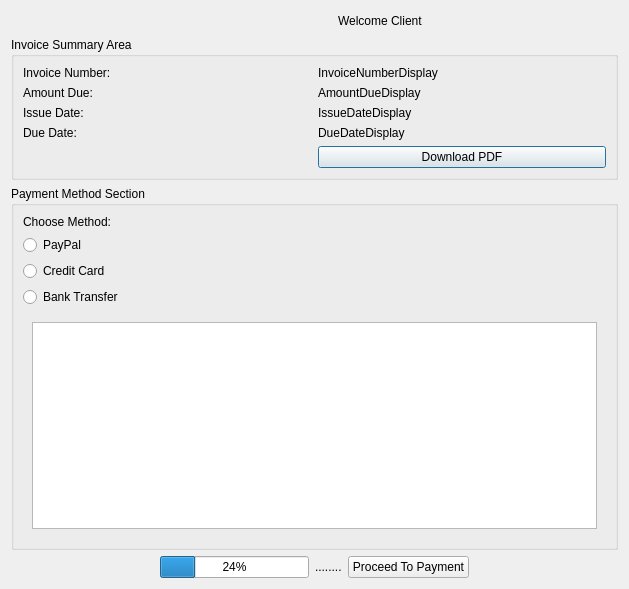
Old version of the form clientpaymentwidget.ui in the repository rahma159/application.
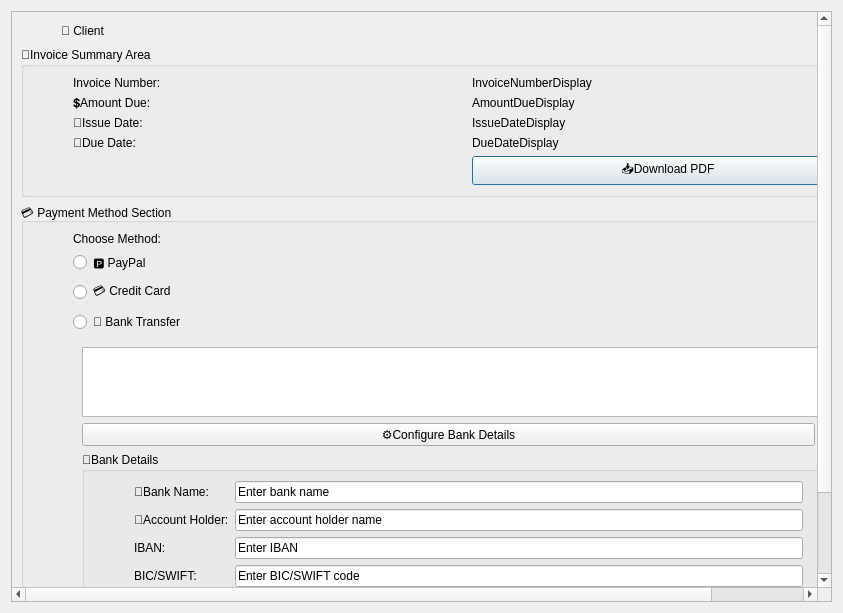
New version of the form. The open tabs and pages were chosen to show the change. Icons and pictures are not drawn.

Commit message: Ajout du settingsfor payment pour la classe Invoices

```diff
--- a/clientpaymentwidget.ui
+++ b/clientpaymentwidget.ui
@@ -6,35 +6,40 @@
    <rect>
     <x>0</x>
     <y>0</y>
-    <width>629</width>
-    <height>589</height>
+    <width>843</width>
+    <height>613</height>
    </rect>
   </property>
   <property name="windowTitle">
    <string>Dialog</string>
   </property>
-  <layout class="QHBoxLayout" name="horizontalLayout_2">
+  <layout class="QVBoxLayout" name="verticalLayout_4">
+   <item>
+    <widget class="QScrollArea" name="scrollArea">
+     <property name="widgetResizable">
+      <bool>true</bool>
+     </property>
+     <widget class="QWidget" name="scrollAreaWidgetContents">
+      <property name="geometry">
+       <rect>
+        <x>0</x>
+        <y>-129</y>
+        <width>914</width>
+        <height>711</height>
+       </rect>
+      </property>
+      <layout class="QVBoxLayout" name="verticalLayout_5">
    <item>
     <layout class="QVBoxLayout" name="mainPaymentLayout">
      <item>
       <layout class="QHBoxLayout" name="headerLayout">
        <item>
-        <widget class="QLabel" name="companyLogoLabel">
-         <property name="text">
-          <string/>
-         </property>
-         <property name="pixmap">
-          <pixmap>../images/Image3.png</pixmap>
-         </property>
-        </widget>
-       </item>
-       <item>
-        <spacer name="horizontalSpacer">
+            <spacer name="horizontalSpacer_6">
          <property name="orientation">
           <enum>Qt::Orientation::Horizontal</enum>
          </property>
          <property name="sizeType">
-          <enum>QSizePolicy::Policy::Minimum</enum>
+              <enum>QSizePolicy::Policy::Preferred</enum>
          </property>
          <property name="sizeHint" stdset="0">
           <size>
@@ -47,18 +52,50 @@
        <item>
         <widget class="QLabel" name="welcomeClientLabel">
          <property name="text">
-          <string>Welcome Client</string>
+              <string>👤 Client</string>
          </property>
         </widget>
        </item>
+           <item>
+            <spacer name="horizontalSpacer">
+             <property name="orientation">
+              <enum>Qt::Orientation::Horizontal</enum>
+             </property>
+             <property name="sizeType">
+              <enum>QSizePolicy::Policy::Preferred</enum>
+             </property>
+             <property name="sizeHint" stdset="0">
+              <size>
+               <width>40</width>
+               <height>20</height>
+              </size>
+             </property>
+            </spacer>
+           </item>
       </layout>
      </item>
      <item>
       <widget class="QGroupBox" name="summaryGroupBox">
        <property name="title">
-        <string>Invoice Summary Area</string>
+            <string>🧾Invoice Summary Area</string>
        </property>
        <layout class="QHBoxLayout" name="horizontalLayout_4">
+            <item>
+             <spacer name="horizontalSpacer_9">
+              <property name="orientation">
+               <enum>Qt::Orientation::Horizontal</enum>
+              </property>
+              <property name="sizeType">
+               <enum>QSizePolicy::Policy::Preferred</enum>
+              </property>
+              <property name="sizeHint" stdset="0">
+               <size>
+                <width>40</width>
+                <height>20</height>
+               </size>
+              </property>
+             </spacer>
+            </item>
         <item>
          <layout class="QGridLayout" name="summaryLayout">
           <item row="0" column="1">
@@ -71,14 +108,14 @@
           <item row="1" column="0">
            <widget class="QLabel" name="paymentAmountDueLabel">
             <property name="text">
-             <string>Amount Due:</string>
+                 <string>💲Amount Due:</string>
             </property>
            </widget>
           </item>
           <item row="2" column="0">
            <widget class="QLabel" name="paymentIssueDateLabel">
             <property name="text">
-             <string>Issue Date:</string>
+                 <string>📅Issue Date:</string>
             </property>
            </widget>
           </item>
@@ -106,7 +143,7 @@
           <item row="3" column="0">
            <widget class="QLabel" name="paymentDueDateLabel">
             <property name="text">
-             <string>Due Date:</string>
+                 <string>📅Due Date:</string>
             </property>
            </widget>
           </item>
@@ -120,61 +157,116 @@
           <item row="4" column="1">
            <widget class="QPushButton" name="downloadPdfButton">
             <property name="text">
-             <string>Download PDF</string>
+                 <string>📥Download PDF</string>
             </property>
            </widget>
           </item>
          </layout>
         </item>
+            <item>
+             <spacer name="horizontalSpacer_10">
+              <property name="orientation">
+               <enum>Qt::Orientation::Horizontal</enum>
+              </property>
+              <property name="sizeType">
+               <enum>QSizePolicy::Policy::Preferred</enum>
+              </property>
+              <property name="sizeHint" stdset="0">
+               <size>
+                <width>40</width>
+                <height>20</height>
+               </size>
+              </property>
+             </spacer>
+            </item>
        </layout>
       </widget>
      </item>
      <item>
       <widget class="QGroupBox" name="paymentMethodGroupBox">
        <property name="title">
-        <string>Payment Method Section</string>
-       </property>
-       <layout class="QVBoxLayout" name="verticalLayout">
-        <item>
-         <layout class="QVBoxLayout" name="paymentMethodLayout">
-          <item>
+            <string>💳 Payment Method Section</string>
+           </property>
+           <layout class="QGridLayout" name="gridLayout_5">
+            <item row="0" column="0">
+             <layout class="QGridLayout" name="gridLayout_3">
+              <item row="0" column="1">
            <widget class="QLabel" name="chooseMethodLabel">
             <property name="text">
              <string>Choose Method:</string>
             </property>
            </widget>
           </item>
-          <item>
-           <widget class="QRadioButton" name="payByPayPalRadio">
-            <property name="text">
-             <string>PayPal</string>
-            </property>
-           </widget>
-          </item>
-          <item>
+              <item row="2" column="1">
            <widget class="QRadioButton" name="payByCardRadio">
             <property name="text">
-             <string>Credit Card</string>
+                 <string>💳 Credit Card</string>
             </property>
            </widget>
           </item>
-          <item>
+              <item row="3" column="1">
            <widget class="QRadioButton" name="payByBankTransferRadio">
             <property name="text">
-             <string>Bank Transfer</string>
+                 <string>🏦 Bank Transfer</string>
             </property>
            </widget>
           </item>
-         </layout>
-        </item>
-        <item>
+              <item row="1" column="1">
+               <widget class="QRadioButton" name="payByPayPalRadio">
+                <property name="text">
+                 <string>🅿️ PayPal</string>
+                </property>
+               </widget>
+              </item>
+              <item row="1" column="0">
+               <spacer name="horizontalSpacer_11">
+                <property name="orientation">
+                 <enum>Qt::Orientation::Horizontal</enum>
+                </property>
+                <property name="sizeType">
+                 <enum>QSizePolicy::Policy::Preferred</enum>
+                </property>
+                <property name="sizeHint" stdset="0">
+                 <size>
+                  <width>40</width>
+                  <height>20</height>
+                 </size>
+                </property>
+               </spacer>
+              </item>
+              <item row="2" column="2">
+               <spacer name="horizontalSpacer_12">
+                <property name="orientation">
+                 <enum>Qt::Orientation::Horizontal</enum>
+                </property>
+                <property name="sizeType">
+                 <enum>QSizePolicy::Policy::Preferred</enum>
+                </property>
+                <property name="sizeHint" stdset="0">
+                 <size>
+                  <width>40</width>
+                  <height>20</height>
+                 </size>
+                </property>
+               </spacer>
+              </item>
+             </layout>
+            </item>
+            <item row="1" column="0">
          <widget class="QStackedWidget" name="paymentDetailsStack">
           <property name="currentIndex">
-           <number>0</number>
+               <number>2</number>
           </property>
           <widget class="QWidget" name="payPalPage">
            <layout class="QGridLayout" name="gridLayout">
-            <item row="0" column="0">
+                <item row="2" column="3">
+                 <widget class="QPushButton" name="payPalPayButton">
+                  <property name="text">
+                   <string>🅿️Pay WithPalPay</string>
+                  </property>
+                 </widget>
+                </item>
+                <item row="0" column="1">
              <widget class="QLabel" name="payPalInfoLabel">
               <property name="text">
                <string>PayPal Info</string>
@@ -182,22 +274,54 @@
              </widget>
             </item>
             <item row="1" column="1">
-             <widget class="QPushButton" name="payPalPayButton">
+                 <widget class="QLabel" name="payPalInstructionsLabel">
               <property name="text">
-               <string>Pay WithPalPay</string>
+                   <string>You will be redirected to the secure PayPal website to complete your payment. Click 'Pay With PayPal' or 'Proceed To Payment' to continue.</string>
               </property>
              </widget>
             </item>
+                <item row="0" column="0">
+                 <spacer name="horizontalSpacer_15">
+                  <property name="orientation">
+                   <enum>Qt::Orientation::Horizontal</enum>
+                  </property>
+                  <property name="sizeType">
+                   <enum>QSizePolicy::Policy::Preferred</enum>
+                  </property>
+                  <property name="sizeHint" stdset="0">
+                   <size>
+                    <width>40</width>
+                    <height>20</height>
+                   </size>
+                  </property>
+                 </spacer>
+                </item>
            </layout>
           </widget>
           <widget class="QWidget" name="cardPaymentPage">
            <layout class="QHBoxLayout" name="horizontalLayout_3">
             <item>
-             <layout class="QFormLayout" name="formLayout">
+                 <spacer name="horizontalSpacer_7">
+                  <property name="orientation">
+                   <enum>Qt::Orientation::Horizontal</enum>
+                  </property>
+                  <property name="sizeType">
+                   <enum>QSizePolicy::Policy::Preferred</enum>
+                  </property>
+                  <property name="sizeHint" stdset="0">
+                   <size>
+                    <width>40</width>
+                    <height>20</height>
+                   </size>
+                  </property>
+                 </spacer>
+                </item>
+                <item>
+                 <layout class="QGridLayout" name="gridLayout_2">
               <item row="0" column="0">
                <widget class="QLabel" name="cardNumberLabel">
                 <property name="text">
-                 <string>Card Number:</string>
+                     <string> 💳Card Number:</string>
                 </property>
                </widget>
               </item>
@@ -207,7 +331,7 @@
               <item row="1" column="0">
                <widget class="QLabel" name="expiryDateLabel">
                 <property name="text">
-                 <string>Expiry Date:</string>
+                     <string>📅Expiry Date:</string>
                 </property>
                </widget>
               </item>
@@ -217,7 +341,7 @@
               <item row="2" column="0">
                <widget class="QLabel" name="cVVLabel">
                 <property name="text">
-                 <string>CVV:</string>
+                     <string>🔒CVV:</string>
                 </property>
                </widget>
               </item>
@@ -227,7 +351,7 @@
               <item row="3" column="0">
                <widget class="QLabel" name="cardholderNameLabel">
                 <property name="text">
-                 <string>Cardholder Name:</string>
+                     <string>👤Cardholder Name:</string>
                 </property>
                </widget>
               </item>
@@ -236,16 +360,222 @@
               </item>
              </layout>
             </item>
+                <item>
+                 <spacer name="horizontalSpacer_8">
+                  <property name="orientation">
+                   <enum>Qt::Orientation::Horizontal</enum>
+                  </property>
+                  <property name="sizeType">
+                   <enum>QSizePolicy::Policy::Preferred</enum>
+                  </property>
+                  <property name="sizeHint" stdset="0">
+                   <size>
+                    <width>40</width>
+                    <height>20</height>
+                   </size>
+                  </property>
+                 </spacer>
+                </item>
            </layout>
           </widget>
           <widget class="QWidget" name="bankTransferPage">
-           <layout class="QHBoxLayout" name="horizontalLayout">
+               <layout class="QGridLayout" name="gridLayout_6">
+                <item row="1" column="1">
+                 <layout class="QHBoxLayout" name="horizontalLayout_5">
             <item>
-             <layout class="QVBoxLayout" name="bankInfoLayout">
+                   <widget class="QPushButton" name="editBankDetailsButton">
+                    <property name="text">
+                     <string>⚙️Configure Bank Details</string>
+                    </property>
+                   </widget>
+                  </item>
               <item>
+                   <spacer name="horizontalSpacer_5">
+                    <property name="orientation">
+                     <enum>Qt::Orientation::Horizontal</enum>
+                    </property>
+                    <property name="sizeType">
+                     <enum>QSizePolicy::Policy::Minimum</enum>
+                    </property>
+                    <property name="sizeHint" stdset="0">
+                     <size>
+                      <width>40</width>
+                      <height>20</height>
+                     </size>
+                    </property>
+                   </spacer>
+                  </item>
+                 </layout>
+                </item>
+                <item row="0" column="1">
                <widget class="QTextEdit" name="bankInfoDisplay"/>
               </item>
-             </layout>
+                <item row="2" column="1">
+                 <widget class="QGroupBox" name="bankDetailsEditGroup">
+                  <property name="title">
+                   <string>🏦Bank Details</string>
+                  </property>
+                  <layout class="QGridLayout" name="gridLayout_4">
+                   <item row="1" column="1">
+                    <layout class="QHBoxLayout" name="horizontalLayout">
+                     <item>
+                      <spacer name="horizontalSpacer_4">
+                       <property name="orientation">
+                        <enum>Qt::Orientation::Horizontal</enum>
+                       </property>
+                       <property name="sizeType">
+                        <enum>QSizePolicy::Policy::Preferred</enum>
+                       </property>
+                       <property name="sizeHint" stdset="0">
+                        <size>
+                         <width>40</width>
+                         <height>20</height>
+                        </size>
+                       </property>
+                      </spacer>
+                     </item>
+                     <item>
+                      <widget class="QPushButton" name="cancelEditBankDetailsButton">
+                       <property name="text">
+                        <string>❌Cancel</string>
+                       </property>
+                      </widget>
+                     </item>
+                     <item>
+                      <widget class="QPushButton" name="saveBankDetailsButton">
+                       <property name="text">
+                        <string>💾Save Details</string>
+                       </property>
+                      </widget>
+                     </item>
+                    </layout>
+                   </item>
+                   <item row="0" column="1">
+                    <layout class="QFormLayout" name="formLayout_2">
+                     <item row="0" column="0">
+                      <widget class="QLabel" name="label">
+                       <property name="text">
+                        <string>🏦Bank Name:</string>
+                       </property>
+                      </widget>
+                     </item>
+                     <item row="0" column="1">
+                      <widget class="QLineEdit" name="bankNameInput">
+                       <property name="text">
+                        <string>Enter bank name</string>
+                       </property>
+                      </widget>
+                     </item>
+                     <item row="1" column="1">
+                      <widget class="QLineEdit" name="accountHolderInput">
+                       <property name="text">
+                        <string>Enter account holder name</string>
+                       </property>
+                      </widget>
+                     </item>
+                     <item row="1" column="0">
+                      <widget class="QLabel" name="label_2">
+                       <property name="text">
+                        <string>👤Account Holder:</string>
+                       </property>
+                      </widget>
+                     </item>
+                     <item row="2" column="0">
+                      <widget class="QLabel" name="label_3">
+                       <property name="text">
+                        <string>IBAN:</string>
+                       </property>
+                      </widget>
+                     </item>
+                     <item row="2" column="1">
+                      <widget class="QLineEdit" name="ibanInput">
+                       <property name="text">
+                        <string>Enter IBAN</string>
+                       </property>
+                      </widget>
+                     </item>
+                     <item row="3" column="1">
+                      <widget class="QLineEdit" name="bicInput">
+                       <property name="text">
+                        <string>Enter BIC/SWIFT code</string>
+                       </property>
+                      </widget>
+                     </item>
+                     <item row="3" column="0">
+                      <widget class="QLabel" name="label_4">
+                       <property name="text">
+                        <string>BIC/SWIFT:</string>
+                       </property>
+                      </widget>
+                     </item>
+                    </layout>
+                   </item>
+                   <item row="0" column="0">
+                    <spacer name="horizontalSpacer_13">
+                     <property name="orientation">
+                      <enum>Qt::Orientation::Horizontal</enum>
+                     </property>
+                     <property name="sizeType">
+                      <enum>QSizePolicy::Policy::Preferred</enum>
+                     </property>
+                     <property name="sizeHint" stdset="0">
+                      <size>
+                       <width>40</width>
+                       <height>20</height>
+                      </size>
+                     </property>
+                    </spacer>
+                   </item>
+                   <item row="0" column="2">
+                    <spacer name="horizontalSpacer_14">
+                     <property name="orientation">
+                      <enum>Qt::Orientation::Horizontal</enum>
+                     </property>
+                     <property name="sizeType">
+                      <enum>QSizePolicy::Policy::Preferred</enum>
+                     </property>
+                     <property name="sizeHint" stdset="0">
+                      <size>
+                       <width>40</width>
+                       <height>20</height>
+                      </size>
+                     </property>
+                    </spacer>
+                   </item>
+                  </layout>
+                 </widget>
+                </item>
+                <item row="0" column="0">
+                 <spacer name="horizontalSpacer_16">
+                  <property name="orientation">
+                   <enum>Qt::Orientation::Horizontal</enum>
+                  </property>
+                  <property name="sizeType">
+                   <enum>QSizePolicy::Policy::Preferred</enum>
+                  </property>
+                  <property name="sizeHint" stdset="0">
+                   <size>
+                    <width>40</width>
+                    <height>20</height>
+                   </size>
+                  </property>
+                 </spacer>
+                </item>
+                <item row="0" column="2">
+                 <spacer name="horizontalSpacer_17">
+                  <property name="orientation">
+                   <enum>Qt::Orientation::Horizontal</enum>
+                  </property>
+                  <property name="sizeType">
+                   <enum>QSizePolicy::Policy::Preferred</enum>
+                  </property>
+                  <property name="sizeHint" stdset="0">
+                   <size>
+                    <width>40</width>
+                    <height>20</height>
+                   </size>
+                  </property>
+                 </spacer>
             </item>
            </layout>
           </widget>
@@ -272,7 +602,7 @@
        <item>
         <widget class="QProgressBar" name="paymentProgressBar">
          <property name="value">
-          <number>24</number>
+              <number>0</number>
          </property>
         </widget>
        </item>
@@ -286,7 +616,7 @@
        <item>
         <widget class="QPushButton" name="proceedToPaymentButton">
          <property name="text">
-          <string>Proceed To Payment</string>
+              <string>▶️Proceed To Payment</string>
          </property>
         </widget>
        </item>
@@ -306,6 +636,10 @@
       </layout>
      </item>
     </layout>
+       </item>
+      </layout>
+     </widget>
+    </widget>
    </item>
   </layout>
  </widget>
```
Lines whose indentation alone changed are shown as unchanged. The commit also changes 169 other files.
